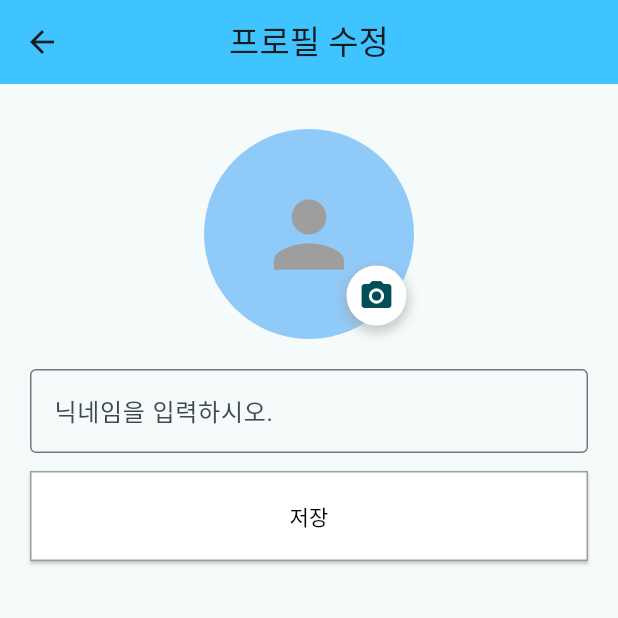
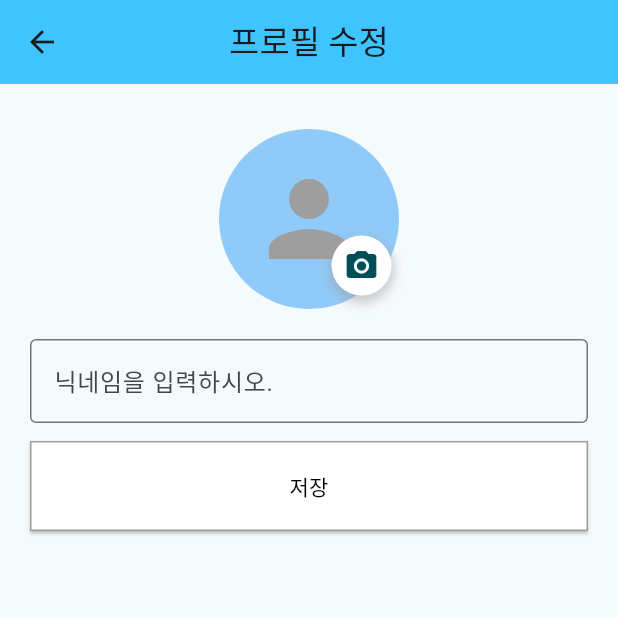
Before and after one commit to sku-sw-academy/jibbap-maker-flutter, a Flutter app: the MyProfile screen opened directly, after a tap on "프로필 수정", on a phone screen of 412 x 824 dp, the top half of it. Run offline on Flutter 3.47's test engine with Material 3 defaults, Android fonts, the phone set to English and light mode, and no system bars; our stand-ins replace email_validator, firebase_core, fl_chart, flutter_secure_storage, image_cropper, image_picker and 2 more; missing offline and left inert: encrypt; accounts and stored records are empty; network calls fail.

Commit message:
modify changeprofile

```diff
--- a/lib/mobile/mypage/changeprofile.dart
+++ b/lib/mobile/mypage/changeprofile.dart
@@ -29,6 +29,7 @@ class _ChangeProfilePageState extends State<ChangeProfilePage>{
   void initState() {
     super.initState();
     user = Provider.of<UserProvider>(context, listen: false).user!;
+    _nickNameController.text = user.nickname ?? '';
   }
 
   Future<void> getImage(ImageSource imageSource) async{
@@ -88,7 +89,7 @@ class _ChangeProfilePageState extends State<ChangeProfilePage>{
         setState(() {
           _croppedFile = croppedFile;
         });
-        //uploadImage(user.id, _croppedFile!);
+        uploadImage(user.id, _croppedFile!);
       }
     }
   }
@@ -102,21 +103,19 @@ class _ChangeProfilePageState extends State<ChangeProfilePage>{
     var response = await request.send();
     if (response.statusCode == 200) {
       print('Image uploaded successfully');
-      String imageUrl = await response.stream.bytesToString();
-      print('Image URL: $imageUrl');
-      // 이후 필요한 작업 수행
+      String image = await response.stream.bytesToString();
+      print('Image: $image');
+      setState(() {
+        user.profile = image; // 서버에서 받은 이미지 URL을 사용자 프로필에 설정
+      });
     } else {
       print('Failed to upload image');
     }
   }
 
-
-
   @override
   Widget build(BuildContext context) {
     // TODO: implement build
-    _nickNameController.text = user.nickname ?? '';
-
     return Scaffold(
       appBar: AppBar(
         scrolledUnderElevation: 0,
@@ -137,27 +136,21 @@ class _ChangeProfilePageState extends State<ChangeProfilePage>{
   }
 
   Widget _buildPhotoArea() {
-
     return GestureDetector(
       onTap: () {
         showSheet(context);
       },
       child: Stack(
         children: [
-          _image != null
-              ? CircleAvatar(
-              radius: 70,
-              backgroundImage: FileImage(File(_croppedFile!.path)),
-          )
-              : user.profile != ""
-              ? CircleAvatar(
-            radius: 70,
-            backgroundImage: NetworkImage(user.profile!),
-          )
-              : CircleAvatar(
-                radius: 70,
-                backgroundColor: Colors.blue[200],
-                child: Icon(Icons.person, color: Colors.grey, size: 70),
+          CircleAvatar(
+            radius: 60,
+            backgroundColor: Colors.blue[200],
+            backgroundImage: user != null && user!.profile != "" && user!.profile!.isNotEmpty
+                ? NetworkImage("${Constants.baseUrl}/api/auth/images/${user!.profile!}")
+                : null, // 빈 값을 사용하여 배경 이미지가 없음을 나타냄
+            child: user != null && user!.profile != "" && user!.profile!.isNotEmpty
+                ? null // 프로필 이미지가 있는 경우에는 아이콘을 표시하지 않음
+                : Icon(Icons.person, size: 80, color: Colors.grey,), // 프로필 이미지가 없는 경우에 아이콘을 표시
           ),
           Positioned(
             right: 5,
--- a/lib/mobile/mypage/myprofile.dart
+++ b/lib/mobile/mypage/myprofile.dart
@@ -10,6 +10,7 @@ import 'package:flutter_splim/mobile/mypage/recipe/modify.dart';
 import 'package:flutter_splim/mobile/mypage/recipe/recipelist.dart';
 import 'package:flutter_splim/provider/userprovider.dart';
 import 'package:provider/provider.dart';
+import 'package:flutter_splim/constant.dart';
 
 class MyProfile extends StatefulWidget {
   @override
@@ -74,17 +75,12 @@ class _MyProfileState extends State<MyProfile> {
                   CircleAvatar(
                     radius: 60,
                     backgroundColor: Colors.blue[200],
+                    backgroundImage: user != null && user!.profile != "" && user!.profile!.isNotEmpty
+                        ? NetworkImage("${Constants.baseUrl}/api/auth/images/${user!.profile!}")
+                        : null, // 빈 값을 사용하여 배경 이미지가 없음을 나타냄
                     child: user != null && user!.profile != "" && user!.profile!.isNotEmpty
-                        ? ClipRRect(
-                      borderRadius: BorderRadius.circular(60),
-                          child: Image.network(
-                          user!.profile!,
-                          width: 120,
-                          height: 120,
-                          fit: BoxFit.cover,
-                      ),
-                    )
-                        : Icon(Icons.person, color: Colors.grey, size: 70),
+                        ? null // 프로필 이미지가 있는 경우에는 아이콘을 표시하지 않음
+                        : Icon(Icons.person, size: 80, color: Colors.grey,), // 프로필 이미지가 없는 경우에 아이콘을 표시
                   ),
 
                   SizedBox(width: screenWidth / 50),
@@ -93,15 +89,15 @@ class _MyProfileState extends State<MyProfile> {
                     crossAxisAlignment: CrossAxisAlignment.start,
                     children: [
                       Text(
-                        '${user?.nickname}', // 여기에 닉네임을 넣어주세요
-                        style: TextStyle(fontSize: 20, fontWeight: FontWeight.bold),
+                        '${user?.nickname ?? ''}', // 여기에 닉네임을 넣어주세요
+                        style: TextStyle(fontSize: 18, fontWeight: FontWeight.bold),
                       ),
 
                       SizedBox(height: screenHeight / 80),
 
                       Text(
-                        '이메일: ${user?.email}', // 여기에 닉네임을 넣어주세요
-                        style: TextStyle(fontSize: 16, fontWeight: FontWeight.bold),
+                        '이메일: ${user?.email ?? ''}', // 여기에 닉네임을 넣어주세요
+                        style: TextStyle(fontSize: 14, fontWeight: FontWeight.bold),
                       ),
                     ],
                   ),
--- a/pubspec.yaml
+++ b/pubspec.yaml
@@ -84,6 +84,7 @@ flutter:
   # To add assets to your application, add an assets section, like this:
    assets:
      - asset/food/
+     - asset/
    uses-material-design: true
   # An image asset can refer to one or more resolution-specific "variants", see
   # https://flutter.dev/assets-and-images/#resolution-aware
```
